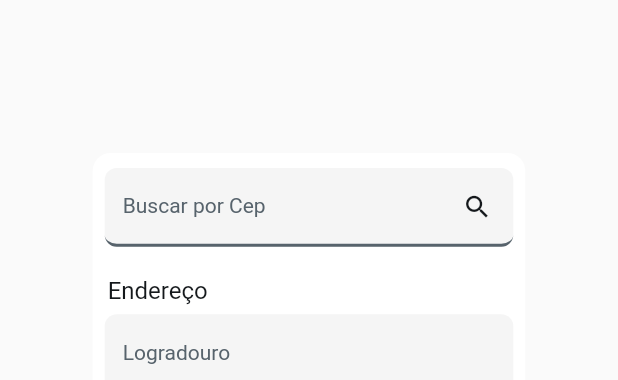
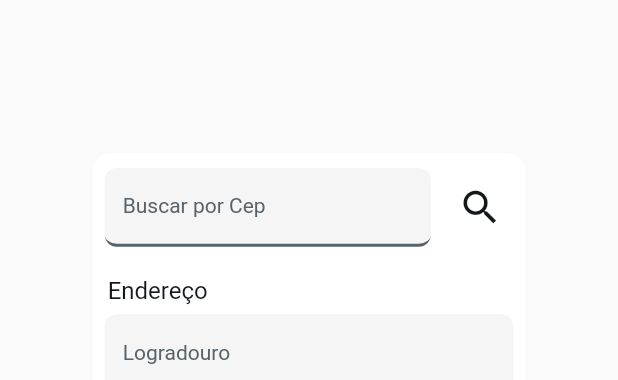
Before and after one commit to diegosilvaadv/appPizzariaSupaBase, a Flutter app: the EnderecoEntregaWidget widget shown alone on an empty page, opened directly, on a phone screen of 412 x 824 dp. Shown: the top 380 px of the screen. Run offline on Flutter 3.47's test engine with Material 2 defaults, Android fonts, the phone set to English and light mode, and no system bars; drawn by our look-alikes of auto_size_text; our stand-ins replace badges, carousel_slider, equatable, expandable, flutter_animate, flutter_credit_card and 12 more; missing offline and left inert: aligned_dialog, json_path, mime_type; accounts and stored records are empty; network calls fail; Roboto replaces fonts that are missing (Readex Pro); statements that could not run were skipped.

Commit message:
Updating to latest FlutterFlow output.

```diff
--- a/lib/components/endereco_entrega_model.dart
+++ b/lib/components/endereco_entrega_model.dart
@@ -17,7 +17,7 @@ class EnderecoEntregaModel extends FlutterFlowModel<EnderecoEntregaWidget> {
   FocusNode? buscarCepFocusNode;
   TextEditingController? buscarCepController;
   String? Function(BuildContext, String?)? buscarCepControllerValidator;
-  // Stores action output result for [Backend Call - API (apiCep)] action in buscarCep widget.
+  // Stores action output result for [Backend Call - API (apiCep)] action in Icon widget.
   ApiCallResponse? buscarCepAPI;
   // State field(s) for Logradouro widget.
   FocusNode? logradouroFocusNode;
--- a/lib/components/endereco_entrega_widget.dart
+++ b/lib/components/endereco_entrega_widget.dart
@@ -36,12 +36,9 @@ class _EnderecoEntregaWidgetState extends State<EnderecoEntregaWidget> {
     _model.buscarCepFocusNode ??= FocusNode();
 
     _model.logradouroController ??= TextEditingController(
-        text: valueOrDefault<String>(
-      ApiCepCall.endereco(
-        (_model.buscarCepAPI?.jsonBody ?? ''),
-      ).toString(),
-      'Sem endereço',
-    ));
+        text: ApiCepCall.endereco(
+      (_model.buscarCepAPI?.jsonBody ?? ''),
+    ).toString());
     _model.logradouroFocusNode ??= FocusNode();
 
     _model.complementoController ??= TextEditingController(
@@ -63,9 +60,12 @@ class _EnderecoEntregaWidgetState extends State<EnderecoEntregaWidget> {
     _model.cidadeFocusNode ??= FocusNode();
 
     _model.estadoController ??= TextEditingController(
-        text: ApiCepCall.estado(
-      (_model.buscarCepAPI?.jsonBody ?? ''),
-    ).toString());
+        text: valueOrDefault<String>(
+      ApiCepCall.estado(
+        (_model.buscarCepAPI?.jsonBody ?? ''),
+      ).toString(),
+      'Estado',
+    ));
     _model.estadoFocusNode ??= FocusNode();
   }
 
@@ -137,14 +137,6 @@ class _EnderecoEntregaWidgetState extends State<EnderecoEntregaWidget> {
                                   return TextFormField(
                                     controller: _model.buscarCepController,
                                     focusNode: _model.buscarCepFocusNode,
-                                    onFieldSubmitted: (_) async {
-                                      _model.buscarCepAPI =
-                                          await ApiCepCall.call(
-                                        cep: _model.buscarCepController.text,
-                                      );
-
-                                      setState(() {});
-                                    },
                                     obscureText: false,
                                     decoration: InputDecoration(
                                       labelText: 'Buscar por Cep',
@@ -189,12 +181,6 @@ class _EnderecoEntregaWidgetState extends State<EnderecoEntregaWidget> {
                                             BorderRadius.circular(8.0),
                                       ),
                                       filled: true,
-                                      suffixIcon: Icon(
-                                        Icons.search,
-                                        color: FlutterFlowTheme.of(context)
-                                            .primaryText,
-                                        size: 20.0,
-                                      ),
                                     ),
                                     style:
                                         FlutterFlowTheme.of(context).bodyMedium,
@@ -203,6 +189,28 @@ class _EnderecoEntregaWidgetState extends State<EnderecoEntregaWidget> {
                                         .asValidator(context),
                                   );
                                 },
+                              ),
+                            ),
+                          ),
+                          Padding(
+                            padding: EdgeInsetsDirectional.fromSTEB(
+                                10.0, 10.0, 15.0, 10.0),
+                            child: InkWell(
+                              splashColor: Colors.transparent,
+                              focusColor: Colors.transparent,
+                              hoverColor: Colors.transparent,
+                              highlightColor: Colors.transparent,
+                              onTap: () async {
+                                _model.buscarCepAPI = await ApiCepCall.call(
+                                  cep: _model.buscarCepController.text,
+                                );
+
+                                setState(() {});
+                              },
+                              child: Icon(
+                                Icons.search_sharp,
+                                color: FlutterFlowTheme.of(context).primaryText,
+                                size: 30.0,
                               ),
                             ),
                           ),
```
